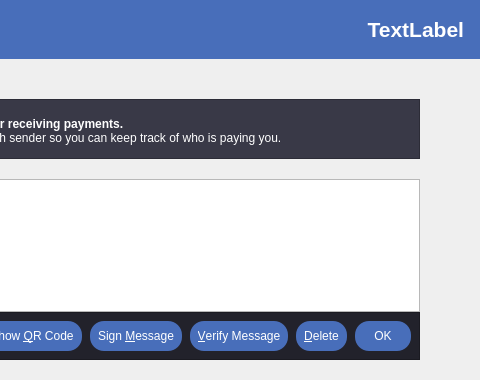
Before: the Qt Designer form src/qt/forms/addressbookpage.ui in deeponion/deeponion-legacy, drawn with Qt 5; both pictures show x 351 to 831 and y 0 to 380 of the 831 by 380 pixel window.
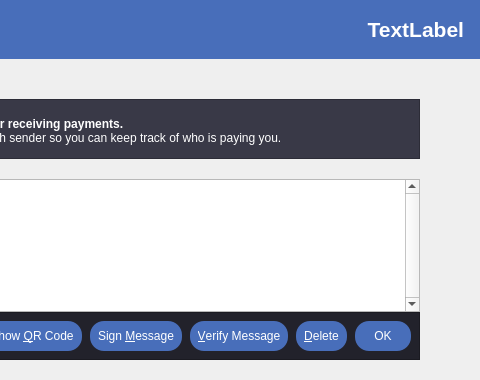
After: the same form once the commit is applied. Icons and pictures are not drawn.

```diff
--- a/src/qt/forms/addressbookpage.ui
+++ b/src/qt/forms/addressbookpage.ui
@@ -290,6 +290,9 @@
          <property name="toolTip">
           <string>Double-click to edit address or label</string>
          </property>
+         <property name="verticalScrollBarPolicy">
+          <enum>Qt::ScrollBarAlwaysOn</enum>
+         </property>
          <property name="tabKeyNavigation">
           <bool>false</bool>
          </property>
```
Left out of the diff: 2 changed lines with no effect on the pictures.
